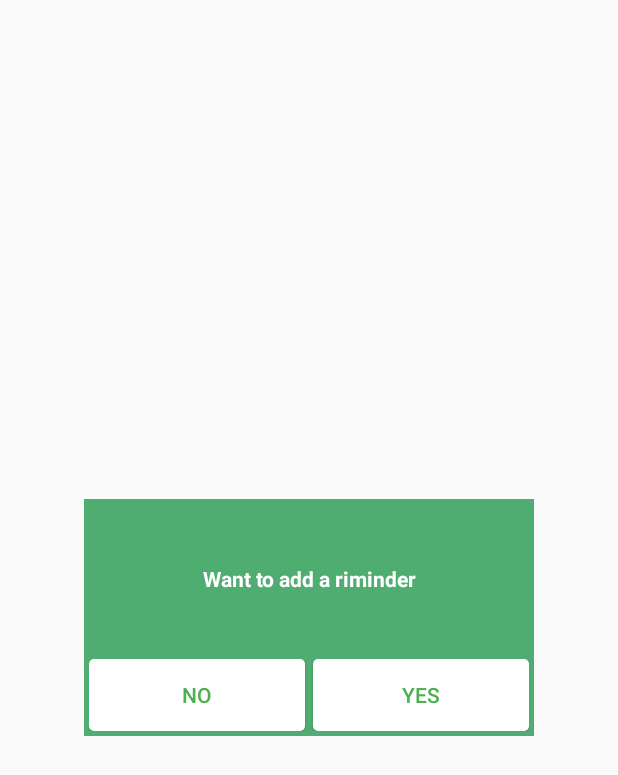
After one commit to HamzaRajput007/CallLogNotes, an Android app: the layout ask_reminder_dialog.xml on its own in the app's theme, with its tools: preview values and no code run, on a phone screen of 412 x 824 dp. The commit adds this screen. Shown: the top 775 px of the screen. Run offline under Robolectric (Android 15) with nearby library versions, the phone set to English and light mode, and no system bars.

```diff
--- a/app/src/main/java/com/developer/calllogmanager/Adapters/ListOfNotesAdapter.java
+++ b/app/src/main/java/com/developer/calllogmanager/Adapters/ListOfNotesAdapter.java
@@ -52,11 +52,9 @@ public class ListOfNotesAdapter extends RecyclerView.Adapter<ListOfNotesAdapter.
         final SimpleDateFormat simpleDateFormat = new SimpleDateFormat("dd-MMM-yyyy hh:mm a");
         itemBinding.textViewNameId.setText(notesModel.getNote());
         itemBinding.textViewStatus.setText(simpleDateFormat.format(dateObj));
-
         itemBinding.editNoteImageViewId.setOnClickListener(new View.OnClickListener() {
             @Override
             public void onClick(View v) {
-                // TODO simple comment
                 DatabaseHelper dbHelper = new DatabaseHelper(context);
                 ArrayList<SugarModel> arrayList = new ArrayList<SugarModel>();
                 arrayList = dbHelper.FetchData();
--- a/app/src/main/res/layout/activity_add_reminder.xml
+++ b/app/src/main/res/layout/activity_add_reminder.xml
@@ -71,7 +71,6 @@
                     android:layout_height="wrap_content"
                     android:padding="5dp"
                     android:text="Cancel"
-                    android:onClick="cencelReminder"
                     android:background="@drawable/button_back"
                     android:gravity="center"
                     android:textColor="#4CAF50" />
--- /dev/null
+++ b/app/src/main/res/layout/ask_reminder_dialog.xml
@@ -0,0 +1,78 @@
+<?xml version="1.0" encoding="utf-8"?>
+<LinearLayout
+    xmlns:android="http://schemas.android.com/apk/res/android"
+    xmlns:app="http://schemas.android.com/apk/res-auto"
+    android:layout_width="300dp"
+    android:layout_height="wrap_content"
+    android:layout_gravity="center"
+    android:padding="3dp"
+    android:background="@color/colorPrimaryDark"
+    android:gravity="center"
+    android:orientation="vertical">
+    <LinearLayout
+        android:layout_width="match_parent"
+        android:orientation="vertical"
+        android:layout_height="match_parent">
+        <LinearLayout
+            android:layout_width="match_parent"
+            android:layout_height="100dp"
+            android:orientation="vertical"
+            android:layout_gravity="center">
+            <TextView
+                android:layout_width="match_parent"
+                android:layout_height="match_parent"
+                android:layout_gravity="center"
+                android:textColor="@color/white"
+                android:textStyle="bold"
+                android:gravity="center"
+                android:text="Want to add a riminder"/>
+        </LinearLayout>
+        <LinearLayout
+            android:layout_width="match_parent"
+            android:layout_height="wrap_content"
+            android:weightSum="2"
+            android:background="@color/colorPrimaryDark"
+            android:orientation="horizontal"
+            android:layout_marginTop="3dp"
+            >
+            <Button
+                android:id="@+id/cancel"
+                android:layout_width="0dp"
+                android:layout_weight="1"
+                android:layout_height="wrap_content"
+                android:padding="5dp"
+                android:text="NO"
+                android:onClick="cencelReminder"
+                android:background="@drawable/button_back"
+                android:gravity="center"
+                android:textColor="#4CAF50" />
+            <View
+                android:layout_width="0dp"
+                android:layout_height="1dp"  />
+
+            <TextView
+                android:id="@+id/delete"
+                android:layout_width="wrap_content"
+                android:layout_height="wrap_content"
+                android:padding="10dp"
+                android:visibility="gone"
+                android:text="Delete"
+                android:textColor="#fff" />
+            <View
+                android:layout_width="5dp"
+                android:layout_height="1dp"  />
+
+            <Button
+                android:id="@+id/yesRemindMeBtnId"
+                android:layout_weight="1"
+                android:layout_width="0dp"
+                android:layout_height="wrap_content"
+                android:padding="5dp"
+                android:onClick="saveReminder"
+                android:background="@drawable/button_back"
+                android:text="YES"
+                android:gravity="center"
+                android:textColor="#4CAF50" />
+        </LinearLayout>
+    </LinearLayout>
+</LinearLayout>
```
Also changed, not shown: app/src/main/java/com/developer/calllogmanager/AddReminder.java (+29 -3 lines), app/src/main/java/com/developer/calllogmanager/EditNoteActivity.java (+17 -9 lines), app/src/main/java/com/developer/calllogmanager/dbHelper/DatabaseHelper.java (+74 -7 lines), app/src/main/java/com/developer/calllogmanager/dbHelper/MyDatabaseHelper.java (added, +66 -0 lines), app/src/main/res/layout/add_reminder_layout.xml (deleted, +0 -108 lines).
